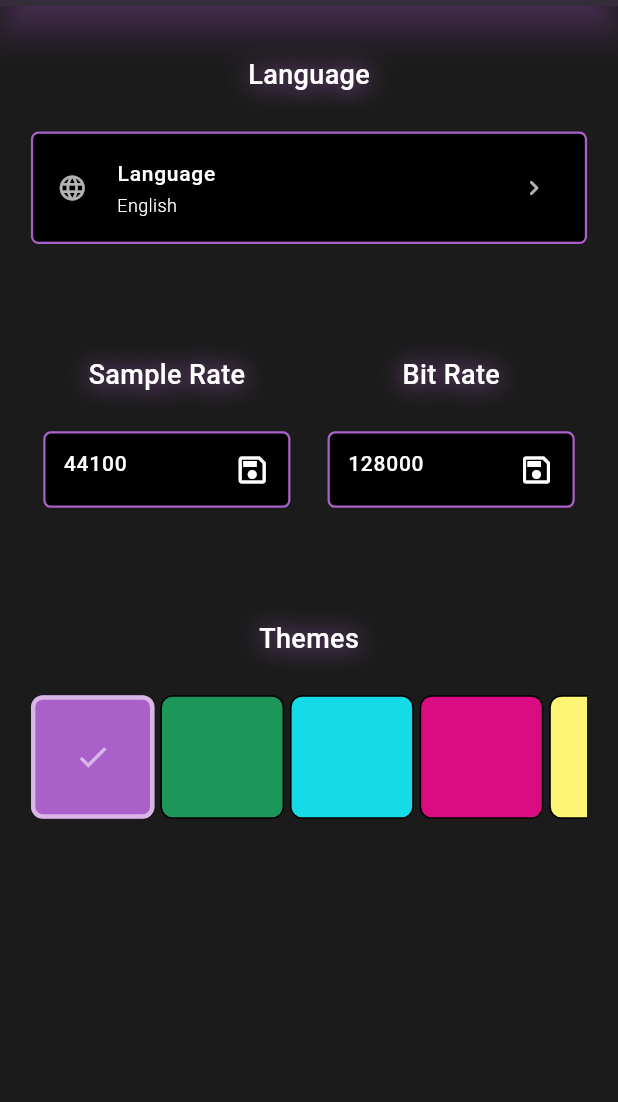
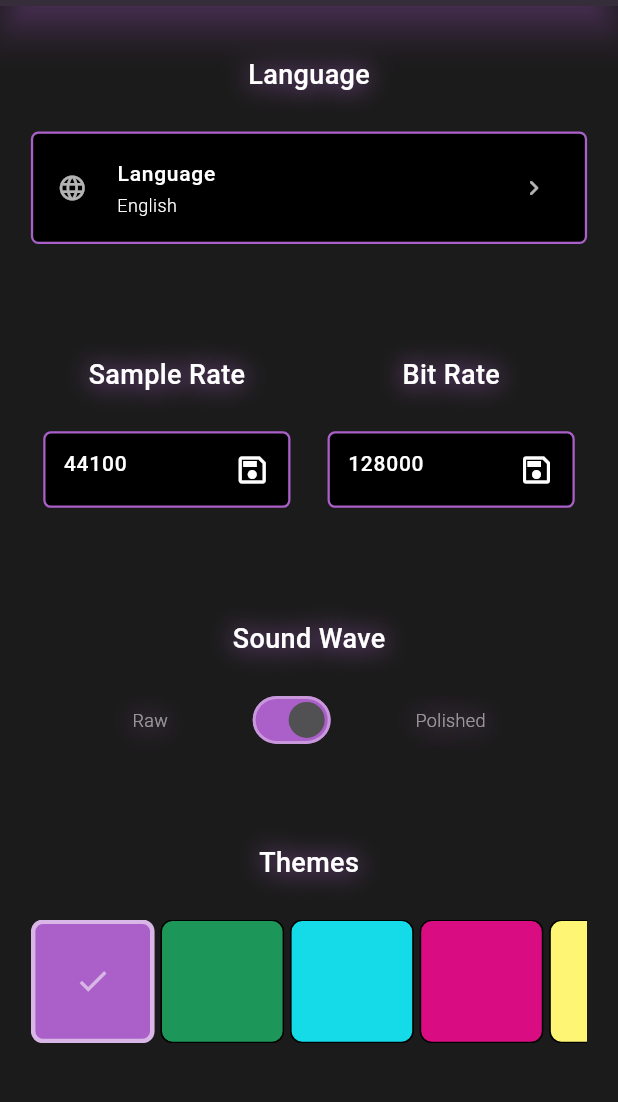
Before and after one commit to mattiolichiara/pitch_trainer, a Flutter app: the screen it shows after launch, after a tap on the "settings" icon, on a phone screen of 412 x 824 dp, the part 84-1186 px from its top. Run offline on Flutter 3.47's test engine with Material 3 defaults, Android fonts, the phone set to English and light mode, and no system bars; our stand-ins replace flutter_bloc, flutter_localization, flutter_svg, fluttertoast, permission_handler, shared_preferences; missing offline and left inert: complex, fftea, flutter_audio_waveforms, flutter_sound, linear_progress_bar; statements that could not run were skipped.

Commit message:
+Added Clean vs Raw Wave Switch Option in Settings

```diff
--- a/lib/general/utils/languages.dart
+++ b/lib/general/utils/languages.dart
@@ -16,6 +16,8 @@ mixin Languages {
   static const String exitToast = "exitToast";
   static const String savedSampleRate = "savedSampleRate";
   static const String savedBitRate = "savedBitRate";
+  static const String rawWave = "rawWave";
+  static const String polishedWave = "naturalWave";
 
   static const Map<String, dynamic> EN = {
     selectTheme: "Themes",
@@ -33,6 +35,8 @@ mixin Languages {
     exitToast: "Double Tap to Exit",
     savedSampleRate: "Sample Rate Saved",
     savedBitRate: "Bit Rate Saved",
+    rawWave: "Raw",
+    polishedWave: "Polished",
   };
 
   static const Map<String, dynamic> IT = {
@@ -51,5 +55,7 @@ mixin Languages {
     exitToast: "Tocca due volte per uscire",
     savedSampleRate: "Sample Rate Aggiornato",
     savedBitRate: "Bit Rate Aggiornato",
+    rawWave: "Naturale",
+    polishedWave: "Elaborata",
   };
 }
--- a/lib/general/view/settings.dart
+++ b/lib/general/view/settings.dart
@@ -25,6 +25,7 @@ class _Settings extends State<Settings> {
   final TextEditingController _bitRateController = TextEditingController();
   late SharedPreferences _prefs;
   late Recorder recorder;
+  bool _isCleanWave = true;
 
   @override
   void initState() {
@@ -47,11 +48,102 @@ class _Settings extends State<Settings> {
     _prefs = await SharedPreferences.getInstance();
     _getBitRate();
     _getSampleRate();
-
+    _getWaveState();
 
     setState(() {
 
     });
+  }
+
+  //WAVE VIEW
+  //STYLE
+  Widget _waveTitle(size, td) {
+    return SizedBox(
+      width: size.width*0.4,
+      child: Align(
+        alignment: Alignment.center,
+        child: Text(
+          "Sound Wave",
+          style: TextStyle(color: td.colorScheme.onSurface, fontWeight: FontWeight.w500, fontSize: 18, shadows: [UiUtils.widgetsShadow(80, 20, td),]),
+        ),
+      ),
+    );
+  }
+
+  Widget _waveTypeText(String text, ThemeData td) {
+    return Text(
+      text,
+      style: TextStyle(
+        color: Colors.white54,
+        fontSize: 12,
+        shadows: [UiUtils.widgetsShadow(80, 20, td),],
+        fontWeight: FontWeight.w300,
+      ),
+    );
+  }
+
+  Widget _switchWaveWrapper(String rawText, ThemeData td, String polishedText, Size size) {
+    return SizedBox(
+      width: size.width*0.7,
+      child: Row(
+        mainAxisAlignment: MainAxisAlignment.center,
+        crossAxisAlignment: CrossAxisAlignment.center,
+        children: [
+          _waveTypeText(rawText, td),
+          _switchWave(size, td),
+          _waveTypeText(polishedText, td),
+        ],
+      ),
+    );
+  }
+
+  Widget _waveSection(size, td) {
+    return Center(
+      child: SizedBox(
+        width: size.width*0.9,
+        child: Column(
+          children: [
+            SizedBox(height: size.height*0.04,),
+            _waveTitle(size, td),
+            SizedBox(height: size.height*0.03,),
+            _switchWaveWrapper(Languages.rawWave.getString(context), td, Languages.polishedWave.getString(context), size),
+          ],
+        ),
+      ),
+    );
+  }
+
+  //WIDGETS
+
+
+  Widget _switchWave(Size size, ThemeData td) {
+    return SizedBox(
+      height: size.height*0.04,
+      width: size.width*0.4,
+      child: Switch(
+        value: _isCleanWave,
+        onChanged: (value) {
+          _setWaveState(value);
+        },
+        inactiveTrackColor: td.colorScheme.onSurfaceVariant,
+        inactiveThumbColor: td.colorScheme.primary,
+        activeColor: td.colorScheme.onSurfaceVariant,
+        activeTrackColor: td.colorScheme.primary,
+        trackOutlineColor: WidgetStateProperty.all(td.colorScheme.secondary),
+      ),
+    );
+  }
+
+  //METHODS
+  void _getWaveState() async {
+    _isCleanWave = (_prefs.getBool('isCleanWave') ?? true);
+  }
+
+  void _setWaveState(value) async {
+    setState(() {
+      _isCleanWave = !_isCleanWave;
+    });
+    _prefs.setBool('isCleanWave', _isCleanWave);
   }
 
   //BIT RATE
@@ -408,7 +500,10 @@ class _Settings extends State<Settings> {
                 SizedBox(height: size.height*0.05,),
                 _audioOptions(size, td),
                 SizedBox(height: size.height*0.05,),
+                _waveSection(size, td),
+                SizedBox(height: size.height*0.04,),
                 _themeSection(size, td),
+                SizedBox(height: size.height*0.05,),
               ],
             ),
           )
--- a/lib/sampling/utils/recorder.dart
+++ b/lib/sampling/utils/recorder.dart
@@ -16,6 +16,7 @@ class Recorder {
   final int defaultBitRate = 128000;
   bool permissionsAllowed = false;
   StreamController<Uint8List>? controller;
+  bool isCleanWave = true;
 
   Recorder._internal();
 
@@ -25,6 +26,7 @@ class Recorder {
     SharedPreferences prefs = await SharedPreferences.getInstance();
     sampleRate = prefs.getInt('sampleRate') ?? defaultSampleRate;
     bitRate = prefs.getInt('bitRate') ?? defaultBitRate;
+    isCleanWave = prefs.getBool('isCleanWave') ?? true;
   }
 
   Future<bool> _requestPermissions() async {
@@ -101,7 +103,7 @@ class Recorder {
         previousFrequency = previousFrequency * 0.7 + frequency * 0.3;
 
         if (previousFrequency >= minFrequency && previousFrequency <= maxFrequency) {
-          setPitchValues?.call(SoundProcessing.getClosestNoteFromFrequency(previousFrequency), previousFrequency, true, convertedData);
+          setPitchValues?.call(SoundProcessing.getClosestNoteFromFrequency(previousFrequency), previousFrequency, isCleanWave, convertedData);
         }
       }
 
```
